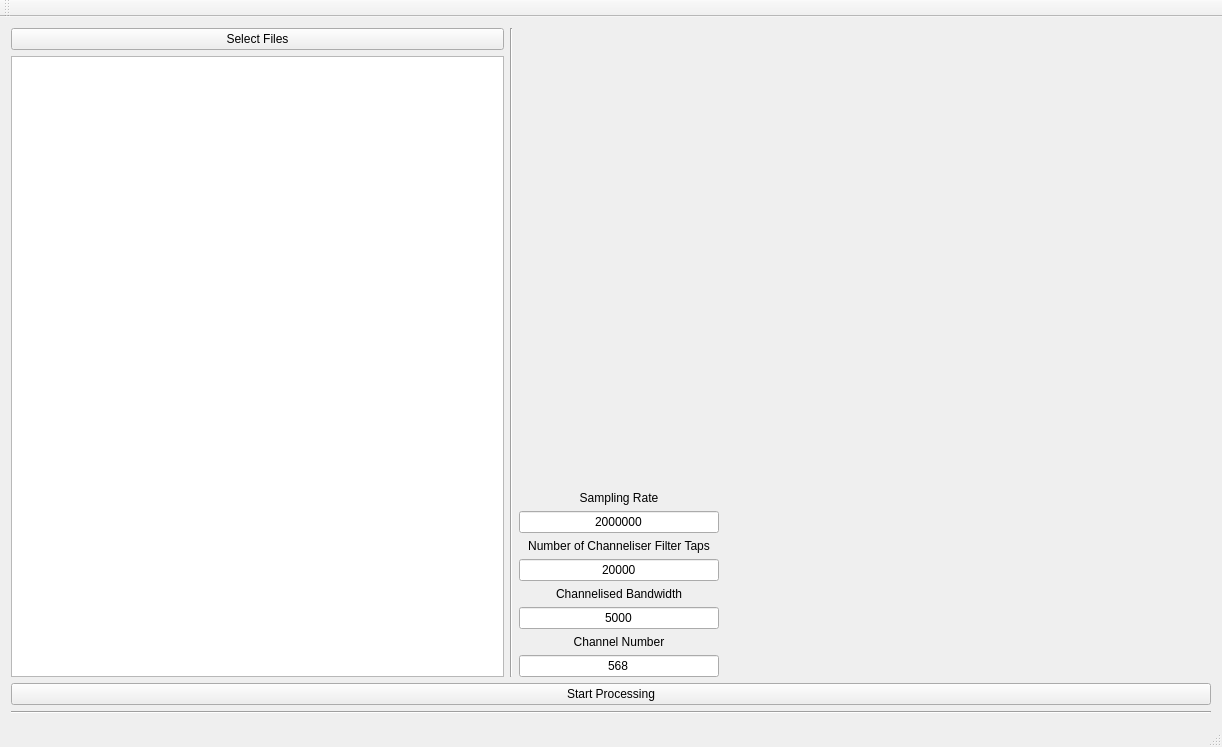
icyveins7/SignalObserver, file mainwindow.ui: the form before one commit.
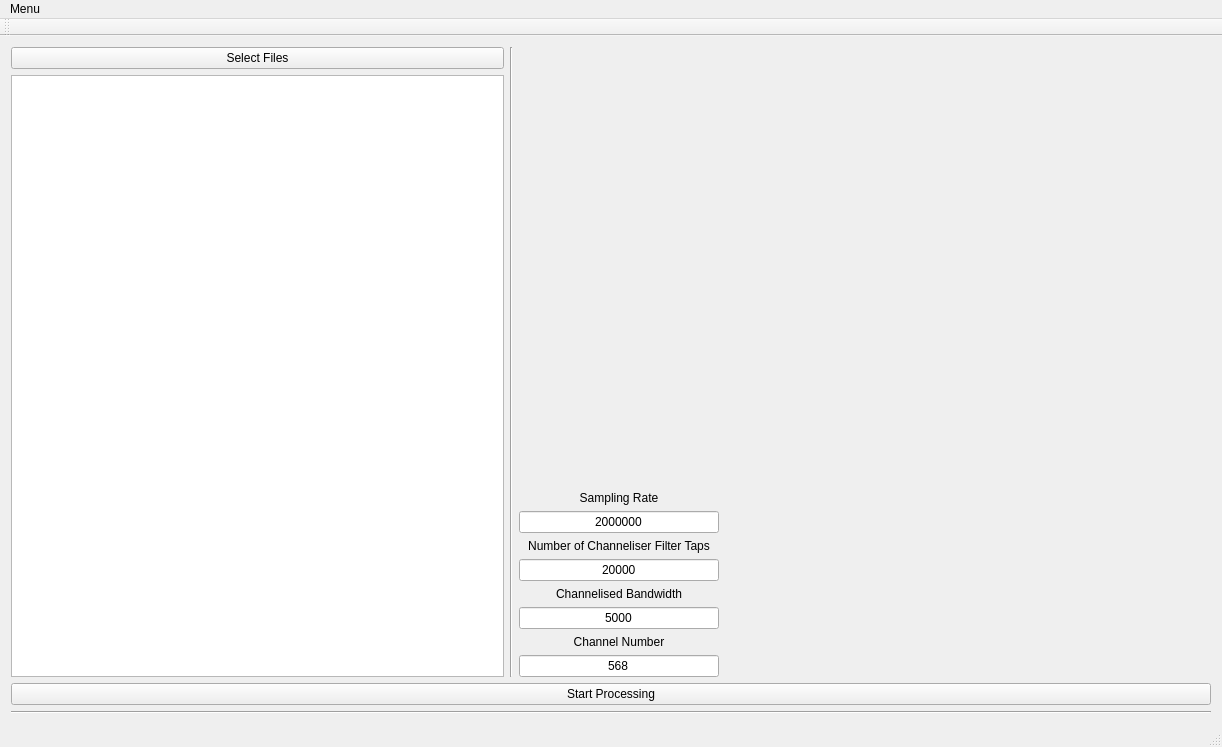
The form after the commit.

The edit to the form file:
```diff
--- a/mainwindow.ui
+++ b/mainwindow.ui
@@ -239,6 +239,13 @@
      <height>20</height>
     </rect>
    </property>
+   <widget class="QMenu" name="menuOptions">
+    <property name="title">
+     <string>Menu</string>
+    </property>
+    <addaction name="actionOptions"/>
+   </widget>
+   <addaction name="menuOptions"/>
   </widget>
   <widget class="QToolBar" name="mainToolBar">
    <attribute name="toolBarArea">
```
Left out of the diff: 5 changed lines with no effect on the pictures.
